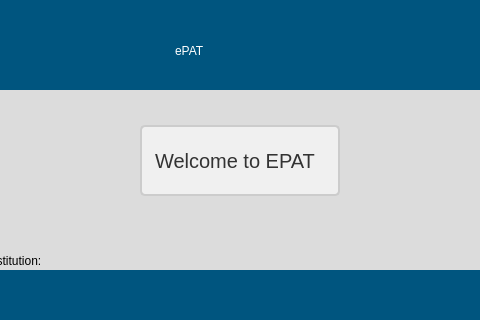
Qt form src/user_interface/english_welcome_screen.ui (eppenney/eBook-Perpetual-Access-Rights-Tracker) before a commit; both pictures show x 350 to 830 and y 0 to 320 of the 1183 by 877 pixel window.
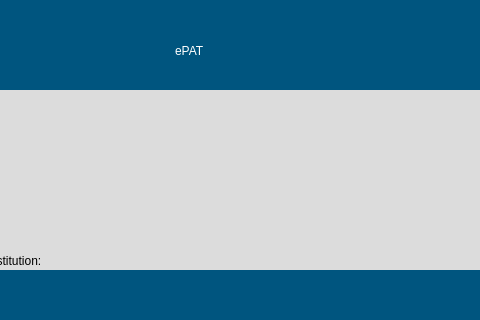
The same form after that commit. Icons and pictures are not drawn.

Commit message: - Fixed space in some spots - Rearranged welcome page (couldn't center welcome message, so just removed it for now)

Patch:
```diff
--- a/src/user_interface/english_welcome_screen.ui
+++ b/src/user_interface/english_welcome_screen.ui
@@ -57,29 +57,6 @@
      </property>
     </widget>
    </widget>
-   <widget class="QLabel" name="label_2">
-    <property name="geometry">
-     <rect>
-      <x>500</x>
-      <y>125</y>
-      <width>200</width>
-      <height>71</height>
-     </rect>
-    </property>
-    <property name="styleSheet">
-     <string >QLabel {
-        font-size: 15pt;
-        color: #333333; /* Text color */
-        background-color: #f0f0f0; /* Background color */
-        border: 2px solid #cccccc; /* Border */
-        padding: 8px; /* Padding */
-        border-radius: 5px; /* Rounded corners */
-    }</string>
-    </property>
-    <property name="text">
-     <string>Welcome to EPAT</string>
-    </property>
-   </widget>
    <widget class="QLabel" name="UniversityLabel_5">
     <property name="geometry">
      <rect>
```
Left out of the diff: 44 changed lines with no effect on the pictures. The commit also changes 7 other files.
